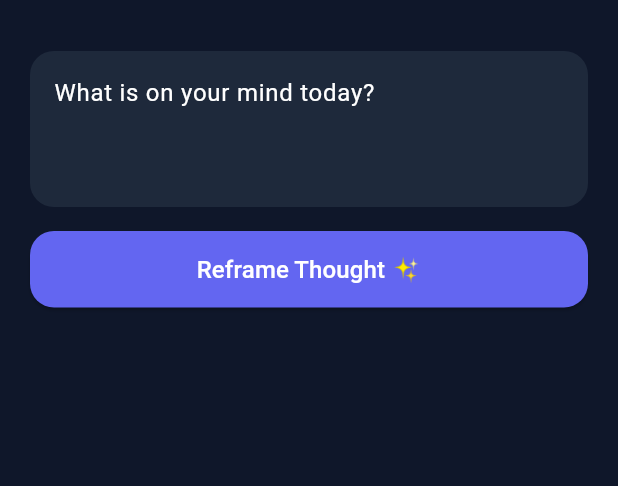
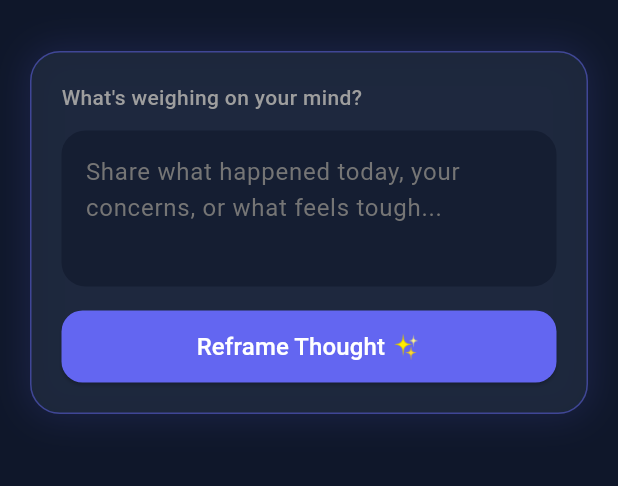
Before and after one commit to ihor-matiushenko/silver_lining, a Flutter app: the screen it shows after launch, on a phone screen of 412 x 824 dp, the part 63-549 px from its top. Run offline on Flutter 3.47's test engine with Material 3 defaults, Android fonts, the phone set to English and light mode, and no system bars.

Commit message:
feat(app): add AppColors design tokens, GlassCard, and StatusBadge styled component widgets

```diff
--- a/app/lib/main.dart
+++ b/app/lib/main.dart
@@ -2,6 +2,9 @@ import 'package:flutter/material.dart';
 import 'models/reframe_response.dart';
 import 'services/mock_reframing_service.dart';
 import 'services/reframing_service_interface.dart';
+import 'theme/app_colors.dart';
+import 'widgets/glass_card.dart';
+import 'widgets/status_badge.dart';
 
 void main() {
   runApp(const SilverLiningApp());
@@ -17,11 +20,11 @@ class SilverLiningApp extends StatelessWidget {
       title: 'Silver Lining AI',
       debugShowCheckedModeBanner: false,
       theme: ThemeData.dark().copyWith(
-        scaffoldBackgroundColor: const Color(0xFF0F172A),
+        scaffoldBackgroundColor: AppColors.background,
         colorScheme: const ColorScheme.dark(
-          primary: Color(0xFF6366F1),
-          secondary: Color(0xFFEC4899),
-          surface: Color(0xFF1E293B),
+          primary: AppColors.primary,
+          secondary: AppColors.secondary,
+          surface: AppColors.surface,
         ),
       ),
       home: const HomeScreen(),
@@ -56,7 +59,6 @@ class _HomeScreenState extends State<HomeScreen> {
       _response = null;
     });
 
-    // Call service interface method
     final result = await _service.reframeThought(text);
 
     setState(() {
@@ -79,15 +81,25 @@ class _HomeScreenState extends State<HomeScreen> {
         child: Column(
           crossAxisAlignment: CrossAxisAlignment.stretch,
           children: [
-            // User Text Input
+            // Styled Glassmorphism Input Card
+            GlassCard(
+              child: Column(
+                crossAxisAlignment: CrossAxisAlignment.start,
+                children: [
+                  const Text(
+                    "What's weighing on your mind?",
+                    style: TextStyle(fontSize: 14, color: Colors.grey, fontWeight: FontWeight.w500),
+                  ),
+                  const SizedBox(height: 12),
                   TextField(
                     controller: _controller,
                     maxLines: 3,
                     style: const TextStyle(color: Colors.white),
                     decoration: InputDecoration(
-                hintText: "What is on your mind today?",
+                      hintText: "Share what happened today, your concerns, or what feels tough...",
+                      hintStyle: TextStyle(color: Colors.grey.shade600),
                       filled: true,
-                fillColor: const Color(0xFF1E293B),
+                      fillColor: AppColors.background.withValues(alpha: 0.6),
                       border: OutlineInputBorder(
                         borderRadius: BorderRadius.circular(16),
                         borderSide: BorderSide.none,
@@ -95,14 +107,14 @@ class _HomeScreenState extends State<HomeScreen> {
                     ),
                   ),
                   const SizedBox(height: 16),
-
-            // Submit Button with Loading Indicator
-            ElevatedButton(
+                  SizedBox(
+                    width: double.infinity,
+                    height: 48,
+                    child: ElevatedButton(
                       onPressed: _isLoading ? null : _processInput,
                       style: ElevatedButton.styleFrom(
-                backgroundColor: const Color(0xFF6366F1),
-                padding: const EdgeInsets.symmetric(vertical: 14),
-                shape: RoundedRectangleBorder(borderRadius: BorderRadius.circular(16)),
+                        backgroundColor: AppColors.primary,
+                        shape: RoundedRectangleBorder(borderRadius: BorderRadius.circular(14)),
                       ),
                       child: _isLoading
                           ? const SizedBox(
@@ -111,6 +123,10 @@ class _HomeScreenState extends State<HomeScreen> {
                               child: CircularProgressIndicator(color: Colors.white, strokeWidth: 2),
                             )
                           : const Text('Reframe Thought ✨', style: TextStyle(fontSize: 16, color: Colors.white)),
+                    ),
+                  ),
+                ],
+              ),
             ),
             const SizedBox(height: 24),
 
@@ -122,28 +138,32 @@ class _HomeScreenState extends State<HomeScreen> {
     );
   }
 
+  /// 🎯 Helper method returning reusable Styled Components
   Widget _buildResultCard(ReframeResponse res) {
     // Case 1: Safety Shield Activated (Self-Harm Crisis)
     if (res.crisisTriggered) {
-      return Container(
-        padding: const EdgeInsets.all(20),
-        decoration: BoxDecoration(
-          color: Colors.red.withValues(alpha: 0.15),
-          borderRadius: BorderRadius.circular(20),
-          border: Border.all(color: Colors.redAccent),
-        ),
+      return GlassCard(
+        borderColor: AppColors.danger,
+        backgroundColor: AppColors.danger.withValues(alpha: 0.1),
         child: Column(
           crossAxisAlignment: CrossAxisAlignment.start,
           children: [
-            const Text('🚨 Safety Shield Activated', style: TextStyle(color: Colors.redAccent, fontWeight: FontWeight.bold)),
-            const SizedBox(height: 8),
-            const Text('We hear you, and your life matters. Our AI will not reframe self-harm, but 24/7 support is available.', style: TextStyle(color: Colors.white70)),
+            const StatusBadge(label: '🚨 Safety Shield Activated', color: AppColors.danger),
+            const SizedBox(height: 10),
+            const Text(
+              'We hear you, and your life matters. Our AI will not reframe self-harm, but 24/7 support is available.',
+              style: TextStyle(color: Colors.white70, height: 1.4),
+            ),
             const SizedBox(height: 16),
             ElevatedButton.icon(
-              onPressed: () {}, // Trigger phone call
+              onPressed: () {}, // Will trigger 988 phone call
               icon: const Icon(Icons.phone, color: Colors.white),
               label: const Text('Call 988 Crisis Lifeline'),
-              style: ElevatedButton.styleFrom(backgroundColor: Colors.red),
+              style: ElevatedButton.styleFrom(
+                backgroundColor: AppColors.danger,
+                minimumSize: const Size(double.infinity, 44),
+                shape: RoundedRectangleBorder(borderRadius: BorderRadius.circular(12)),
+              ),
             )
           ],
         ),
@@ -152,31 +172,35 @@ class _HomeScreenState extends State<HomeScreen> {
 
     // Case 2: Crime Policy Refusal
     if (!res.isSafe) {
-      return Container(
-        padding: const EdgeInsets.all(20),
-        decoration: BoxDecoration(
-          color: Colors.amber.withValues(alpha: 0.15),
-          borderRadius: BorderRadius.circular(20),
-          border: Border.all(color: Colors.amber),
+      return GlassCard(
+        borderColor: AppColors.warning,
+        backgroundColor: AppColors.warning.withValues(alpha: 0.1),
+        child: const Column(
+          crossAxisAlignment: CrossAxisAlignment.start,
+          children: [
+            StatusBadge(label: '🛡️ Safety Policy Notice', color: AppColors.warning),
+            SizedBox(height: 10),
+            Text(
+              'Silver Lining AI cannot provide positive reframing or perspective on illegal activities.',
+              style: TextStyle(color: Colors.white70, height: 1.4),
             ),
-        child: const Text('🛡️ Silver Lining AI cannot provide positive reframing or perspective on illegal activities.', style: TextStyle(color: Colors.white70)),
+          ],
+        ),
       );
     }
 
-    // Case 3: Safe Reframed Perspective Output
-    return Container(
-      padding: const EdgeInsets.all(20),
-      decoration: BoxDecoration(
-        color: const Color(0xFF1E293B),
-        borderRadius: BorderRadius.circular(20),
-        border: Border.all(color: const Color(0xFF10B981).withValues(alpha: 0.5)),
-      ),
+    // Case 3: Safe Positive Perspective
+    return GlassCard(
+      borderColor: AppColors.success,
       child: Column(
         crossAxisAlignment: CrossAxisAlignment.start,
         children: [
-          const Text('✨ Silver Lining Perspective', style: TextStyle(color: Color(0xFF10B981), fontWeight: FontWeight.bold)),
+          const StatusBadge(label: '✨ Silver Lining Perspective', color: AppColors.success),
           const SizedBox(height: 12),
-          Text(res.reframedText ?? '', style: const TextStyle(fontSize: 15, height: 1.5, color: Colors.white)),
+          Text(
+            res.reframedText ?? '',
+            style: const TextStyle(fontSize: 15, height: 1.5, color: Colors.white),
+          ),
         ],
       ),
     );
--- /dev/null
+++ b/app/lib/theme/app_colors.dart
@@ -0,0 +1,18 @@
+import 'package:flutter/material.dart';
+
+/// 🎨 Centralized Color Tokens for Silver Lining AI Design System.
+class AppColors {
+  static const Color background = Color(0xFF0F172A); // Slate Navy Background
+  static const Color surface = Color(0xFF1E293B);    // Translucent Card Surface
+  static const Color primary = Color(0xFF6366F1);    // Indigo Accent
+  static const Color secondary = Color(0xFFEC4899);  // Pink Accent
+  static const Color success = Color(0xFF10B981);    // Emerald Green (Positive)
+  static const Color danger = Color(0xFFEF4444);     // Red (Crisis / Self-Harm)
+  static const Color warning = Color(0xFFF59E0B);    // Amber (Crime / Policy Refusal)
+
+  static const List<Color> primaryGradient = [
+    Color(0xFF6366F1),
+    Color(0xFFA855F7),
+    Color(0xFFEC4899),
+  ];
+}
--- /dev/null
+++ b/app/lib/widgets/glass_card.dart
@@ -0,0 +1,40 @@
+import 'package:flutter/material.dart';
+import '../theme/app_colors.dart';
+
+/// 🎨 Styled Component Equivalent: Reusable Glassmorphism Card Container.
+class GlassCard extends StatelessWidget {
+  final Widget child;
+  final Color borderColor;
+  final Color backgroundColor;
+  final double borderRadius;
+  final EdgeInsetsGeometry padding;
+
+  const GlassCard({
+    super.key,
+    required this.child,
+    this.borderColor = AppColors.primary,
+    this.backgroundColor = AppColors.surface,
+    this.borderRadius = 20.0,
+    this.padding = const EdgeInsets.all(20.0),
+  });
+
+  @override
+  Widget build(BuildContext context) {
+    return Container(
+      padding: padding,
+      decoration: BoxDecoration(
+        color: backgroundColor.withValues(alpha: 0.8),
+        borderRadius: BorderRadius.circular(borderRadius),
+        border: Border.all(color: borderColor.withValues(alpha: 0.5)),
+        boxShadow: [
+          BoxShadow(
+            color: borderColor.withValues(alpha: 0.15),
+            blurRadius: 20,
+            spreadRadius: 2,
+          ),
+        ],
+      ),
+      child: child,
+    );
+  }
+}
```
Also changed, not shown: app/lib/widgets/status_badge.dart (added, +32 -0 lines). Lines whose indentation alone changed are shown as unchanged.
